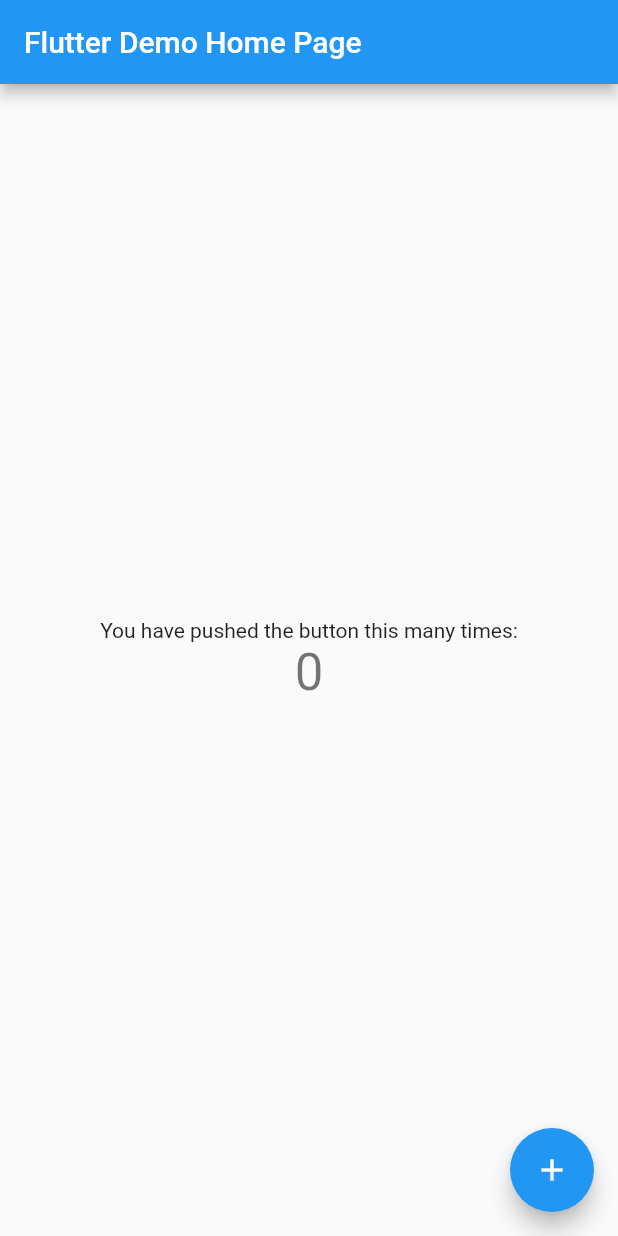
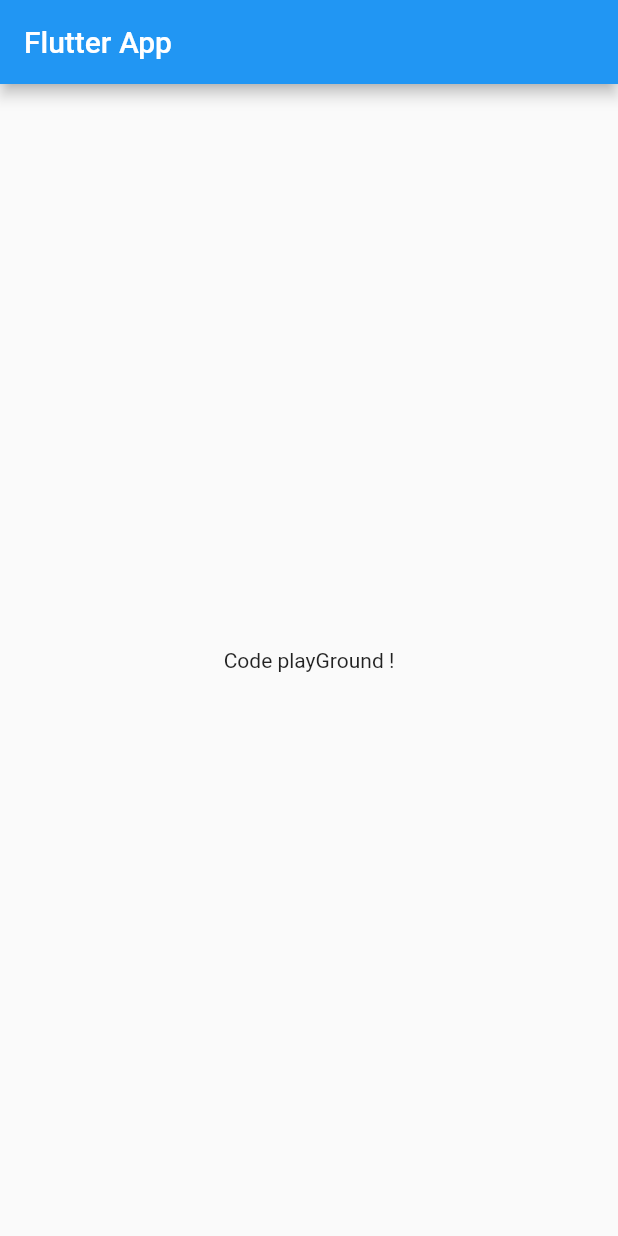
Before and after one commit to majdew/Personal-Expenses, a Flutter app: the screen it shows after launch, on a phone screen of 412 x 824 dp. Run offline on Flutter 3.47's test engine with Material 2 defaults, Android fonts, the phone set to English and light mode, and no system bars.

Commit message:
intial project structure

```diff
--- a/lib/main.dart
+++ b/lib/main.dart
@@ -1,117 +1,25 @@
 import 'package:flutter/material.dart';
 
-void main() {
-  runApp(MyApp());
-}
+void main() => runApp(MyApp());
 
 class MyApp extends StatelessWidget {
-  // This widget is the root of your application.
   @override
   Widget build(BuildContext context) {
     return MaterialApp(
-      title: 'Flutter Demo',
-      theme: ThemeData(
-        // This is the theme of your application.
-        //
-        // Try running your application with "flutter run". You'll see the
-        // application has a blue toolbar. Then, without quitting the app, try
-        // changing the primarySwatch below to Colors.green and then invoke
-        // "hot reload" (press "r" in the console where you ran "flutter run",
-        // or simply save your changes to "hot reload" in a Flutter IDE).
-        // Notice that the counter didn't reset back to zero; the application
-        // is not restarted.
-        primarySwatch: Colors.blue,
-        // This makes the visual density adapt to the platform that you run
-        // the app on. For desktop platforms, the controls will be smaller and
-        // closer together (more dense) than on mobile platforms.
-        visualDensity: VisualDensity.adaptivePlatformDensity,
-      ),
-      home: MyHomePage(title: 'Flutter Demo Home Page'),
+      title: "Flutter App",
+      home: MyHomePage(),
     );
   }
 }
 
-class MyHomePage extends StatefulWidget {
-  MyHomePage({Key key, this.title}) : super(key: key);
-
-  // This widget is the home page of your application. It is stateful, meaning
-  // that it has a State object (defined below) that contains fields that affect
-  // how it looks.
-
-  // This class is the configuration for the state. It holds the values (in this
-  // case the title) provided by the parent (in this case the App widget) and
-  // used by the build method of the State. Fields in a Widget subclass are
-  // always marked "final".
-
-  final String title;
-
-  @override
-  _MyHomePageState createState() => _MyHomePageState();
-}
-
-class _MyHomePageState extends State<MyHomePage> {
-  int _counter = 0;
-
-  void _incrementCounter() {
-    setState(() {
-      // This call to setState tells the Flutter framework that something has
-      // changed in this State, which causes it to rerun the build method below
-      // so that the display can reflect the updated values. If we changed
-      // _counter without calling setState(), then the build method would not be
-      // called again, and so nothing would appear to happen.
-      _counter++;
-    });
-  }
-
+class MyHomePage extends StatelessWidget {
   @override
   Widget build(BuildContext context) {
-    // This method is rerun every time setState is called, for instance as done
-    // by the _incrementCounter method above.
-    //
-    // The Flutter framework has been optimized to make rerunning build methods
-    // fast, so that you can just rebuild anything that needs updating rather
-    // than having to individually change instances of widgets.
     return Scaffold(
-      appBar: AppBar(
-        // Here we take the value from the MyHomePage object that was created by
-        // the App.build method, and use it to set our appbar title.
-        title: Text(widget.title),
+      appBar: AppBar(title: Text("Flutter App")),
+      body: Center(
+        child: Text("Code playGround !"),
       ),
-      body: Center(
-        // Center is a layout widget. It takes a single child and positions it
-        // in the middle of the parent.
-        child: Column(
-          // Column is also a layout widget. It takes a list of children and
-          // arranges them vertically. By default, it sizes itself to fit its
-          // children horizontally, and tries to be as tall as its parent.
-          //
-          // Invoke "debug painting" (press "p" in the console, choose the
-          // "Toggle Debug Paint" action from the Flutter Inspector in Android
-          // Studio, or the "Toggle Debug Paint" command in Visual Studio Code)
-          // to see the wireframe for each widget.
-          //
-          // Column has various properties to control how it sizes itself and
-          // how it positions its children. Here we use mainAxisAlignment to
-          // center the children vertically; the main axis here is the vertical
-          // axis because Columns are vertical (the cross axis would be
-          // horizontal).
-          mainAxisAlignment: MainAxisAlignment.center,
-          children: <Widget>[
-            Text(
-              'You have pushed the button this many times:',
-            ),
-            Text(
-              '$_counter',
-              style: Theme.of(context).textTheme.headline4,
-            ),
-          ],
-        ),
-      ),
-      floatingActionButton: FloatingActionButton(
-        onPressed: _incrementCounter,
-        tooltip: 'Increment',
-        child: Icon(Icons.add),
-      ), // This trailing comma makes auto-formatting nicer for build methods.
     );
   }
 }
```
Also changed, not shown: 1 other file.
